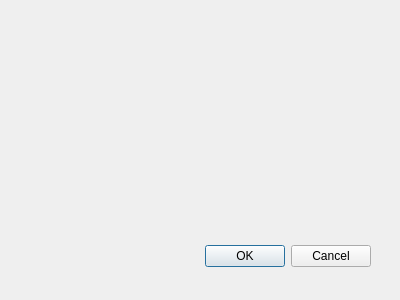
Above: popups/login_connect.ui from diluxe01/Micro_Brico before the change. Below: the same form after it.
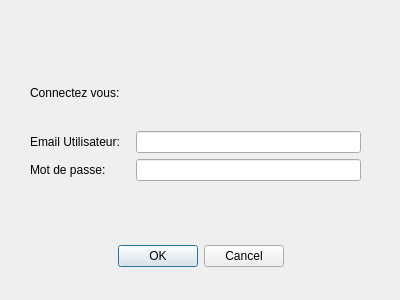
That is the form after the change.

Commit message: Feature login

Diff of the .ui file:
```diff
--- a/popups/login_connect.ui
+++ b/popups/login_connect.ui
@@ -10,6 +10,12 @@
     <height>300</height>
    </rect>
   </property>
+  <property name="sizePolicy">
+   <sizepolicy hsizetype="Preferred" vsizetype="Preferred">
+    <horstretch>0</horstretch>
+    <verstretch>0</verstretch>
+   </sizepolicy>
+  </property>
   <property name="windowTitle">
    <string>Dialog</string>
   </property>
@@ -22,12 +28,77 @@
      <height>32</height>
     </rect>
    </property>
+   <property name="layoutDirection">
+    <enum>Qt::LeftToRight</enum>
+   </property>
    <property name="orientation">
     <enum>Qt::Horizontal</enum>
    </property>
    <property name="standardButtons">
     <set>QDialogButtonBox::Cancel|QDialogButtonBox::Ok</set>
    </property>
+   <property name="centerButtons">
+    <bool>true</bool>
+   </property>
+  </widget>
+  <widget class="QWidget" name="">
+   <property name="geometry">
+    <rect>
+     <x>30</x>
+     <y>60</y>
+     <width>331</width>
+     <height>121</height>
+    </rect>
+   </property>
+   <layout class="QVBoxLayout" name="verticalLayout">
+    <item>
+     <widget class="QLabel" name="label">
+      <property name="text">
+       <string>Connectez vous:</string>
+      </property>
+     </widget>
+    </item>
+    <item>
+     <layout class="QHBoxLayout" name="horizontalLayout">
+      <item>
+       <widget class="QLabel" name="label_2">
+        <property name="minimumSize">
+         <size>
+          <width>100</width>
+          <height>0</height>
+         </size>
+        </property>
+        <property name="text">
+         <string>Email Utilisateur:</string>
+        </property>
+       </widget>
+      </item>
+      <item>
+       <widget class="QLineEdit" name="lineEdit_mail"/>
+      </item>
+     </layout>
+    </item>
+    <item>
+     <layout class="QHBoxLayout" name="horizontalLayout_2">
+      <item>
+       <widget class="QLabel" name="label_3">
+        <property name="minimumSize">
+         <size>
+          <width>100</width>
+          <height>0</height>
+         </size>
+        </property>
+        <property name="text">
+         <string>Mot de passe:</string>
+        </property>
+       </widget>
+      </item>
+      <item>
+       <widget class="QLineEdit" name="lineEdit_mdp"/>
+      </item>
+     </layout>
+    </item>
+   </layout>
   </widget>
  </widget>
  <resources/>
```
The commit also changes 14 other files.
